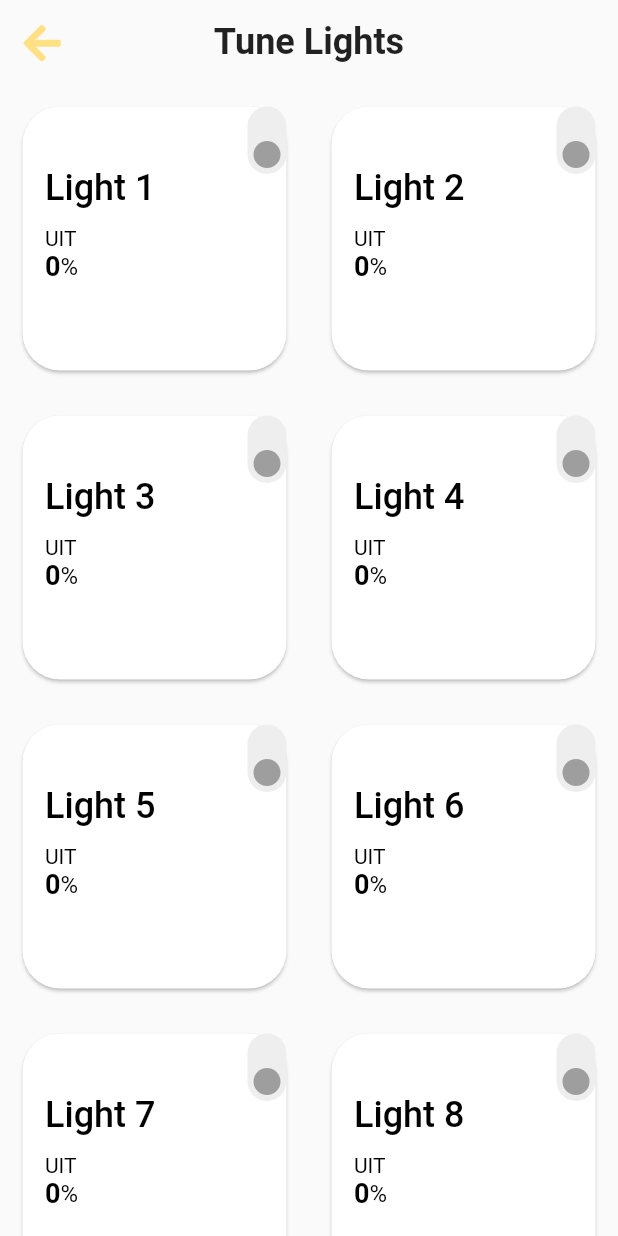
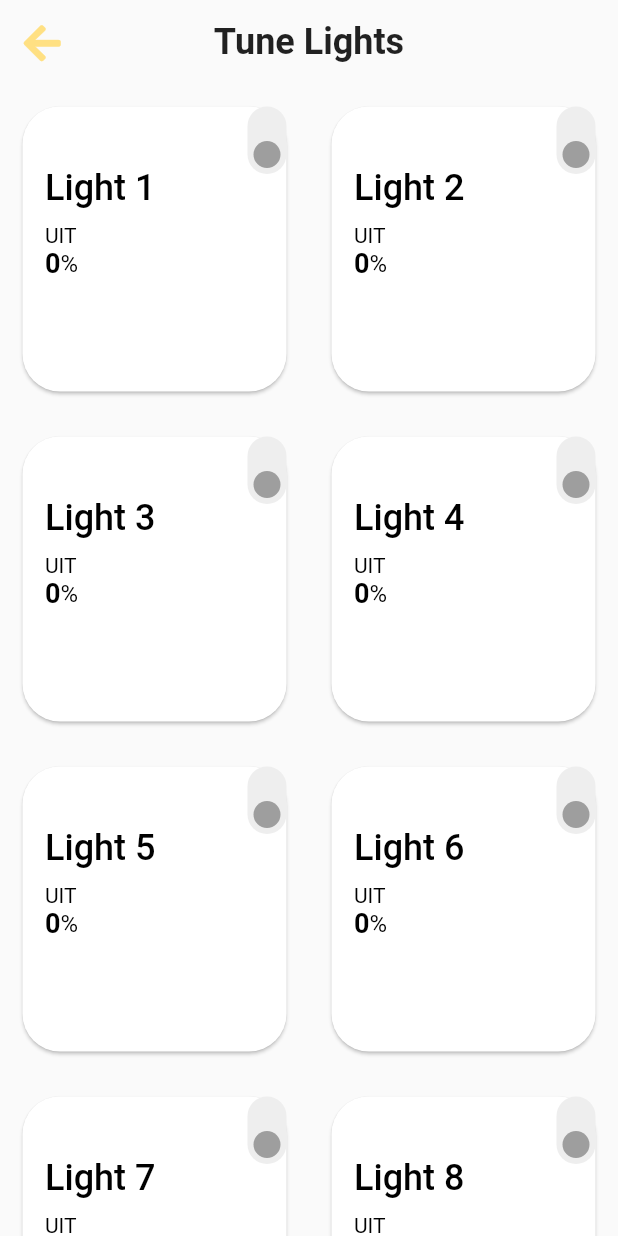
Before and after one commit to ruudvandenboomen/light_app, a Flutter app: the screen it shows after launch, after a tap on "Tune Lights", on a phone screen of 412 x 824 dp. Run offline on Flutter 3.47's test engine with Material 2 defaults, Android fonts, the phone set to English and light mode, and no system bars; our stand-ins replace font_awesome_flutter; missing offline and left inert: mqtt_client.

Commit message:
Add measured date to temperature and layout tweaks

```diff
--- a/lib/main.dart
+++ b/lib/main.dart
@@ -10,20 +10,6 @@ import 'package:light_app/util/secret_loader.dart';
 import 'mqtt/mqtt_wrapper.dart';
 import 'objects/temperature.dart';
 
-List<Light> _lamps = [
-  Light("Light 1"),
-  Light("Light 2"),
-  Light("Light 3"),
-  Light("Light 4"),
-  Light("Light 5"),
-  Light("Light 6"),
-  Light("Light 7"),
-  Light("Light 8"),
-];
-List<Room> lights = [
-  Room("Tuinhuis", _lamps),
-];
-
 void main() => runApp(MyApp());
 
 class MyApp extends StatefulWidget {
@@ -32,6 +18,20 @@ class MyApp extends StatefulWidget {
 }
 
 class MyAppState extends State<MyApp> {
+  static List<Light> _lamps = [
+    Light("Light 1"),
+    Light("Light 2"),
+    Light("Light 3"),
+    Light("Light 4"),
+    Light("Light 5"),
+    Light("Light 6"),
+    Light("Light 7"),
+    Light("Light 8"),
+  ];
+  List<Room> rooms = [
+    Room("Tuinhuis", _lamps),
+  ];
+
   MQTTClientWrapper mqttClientWrapper;
   Temperature currentTemp;
 
@@ -60,8 +60,10 @@ class MyAppState extends State<MyApp> {
     if (topic == MQTTClientWrapper.temperatureTopic) {
       this.currentTemp = Temperature.fromJson(jsonDecode(message));
       setState(() {});
+    } else if (topic == MQTTClientWrapper.lightTopic) {
+      rooms[0].fromJson(jsonDecode(message));
+      setState(() {});
     }
-    print(message);
   }
 
   whatToDoAfterConnect() {}
@@ -69,7 +71,7 @@ class MyAppState extends State<MyApp> {
   @override
   Widget build(BuildContext context) {
     MainControlPage mainControlPage =
-        MainControlPage(lights, mqttClientWrapper, currentTemp);
+        MainControlPage(rooms, mqttClientWrapper, currentTemp);
 
     return MaterialApp(
       theme: ThemeData(
--- a/lib/mqtt/mqtt_wrapper.dart
+++ b/lib/mqtt/mqtt_wrapper.dart
@@ -79,7 +79,7 @@ class MQTTClientWrapper {
       final String locationJson =
           MqttPublishPayload.bytesToStringAsString(recMess.payload.message);
       print("MQTTClientWrapper::GOT A  MESSAGE $locationJson");
-      onMessageReceived(locationJson, topicName);
+      onMessageReceived(locationJson, c[0].topic);
     });
   }
 
@@ -113,6 +113,6 @@ class MQTTClientWrapper {
       this._connectClient();
     }
     print('MQTTClientWrapper::Publishing message $message to topic');
-    client.publishMessage(topic, MqttQos.exactlyOnce, builder.payload);
+    client.publishMessage(topic, MqttQos.exactlyOnce, builder.payload, retain: true);
   }
 }
--- a/lib/objects/room.dart
+++ b/lib/objects/room.dart
@@ -34,8 +34,10 @@ class Room {
     List<double> brightnesses = List();
     for (var i = 0; i < lights.length; i++) {
       Light light = lights[i];
+      //TODO: change that 1 is of and 0 is on when lights won't work reversed anymore
       if (light.turnedOn)
-        brightnesses.add(1 - lights[i].brightness);
+        brightnesses
+            .add(double.parse((1.0 - lights[i].brightness).toStringAsFixed(2)));
       else
         brightnesses.add(1.0);
     }
@@ -43,4 +45,13 @@ class Room {
     return map;
   }
 
+  fromJson(Map<String, dynamic> json) {
+    List<dynamic> brightnesses = json[name];
+    for (var i = 0; i < lights.length; i++) {
+      double brightness = brightnesses[i].toDouble();
+      //TODO: change 1 to 0 when lights won't work reversed anymore
+      lights[i].brightness = 1.0 - brightness;
+      lights[i].turnedOn = brightness < 1;
+    }
+  }
 }
--- a/lib/objects/temperature.dart
+++ b/lib/objects/temperature.dart
@@ -2,11 +2,13 @@ class Temperature {
   double temperature;
   double humidity;
   double pressure;
+  DateTime measured;
 
   Temperature(this.temperature, this.humidity);
 
   Temperature.fromJson(Map<String, dynamic> json)
       : temperature = json['temperature'],
         humidity = json['humidity'],
-        pressure = json['pressure'];
+        pressure = json['pressure'],
+        measured = DateTime.parse(json['measured']);
 }
--- a/lib/pages/main_control_page.dart
+++ b/lib/pages/main_control_page.dart
@@ -3,6 +3,7 @@ import 'dart:convert';
 import 'package:flutter/cupertino.dart';
 import 'package:flutter/material.dart';
 import 'package:font_awesome_flutter/font_awesome_flutter.dart';
+import 'package:intl/intl.dart';
 import 'package:light_app/mqtt/mqtt_wrapper.dart';
 import 'package:light_app/objects/room.dart';
 import 'package:light_app/objects/temperature.dart';
@@ -15,6 +16,7 @@ class MainControlPage extends StatefulWidget {
   final List<Room> _rooms;
   final MQTTClientWrapper _mqttClientWrapper;
   final Temperature _currentTemp;
+  bool sliderChanged = false;
 
   MainControlPage(this._rooms, this._mqttClientWrapper, this._currentTemp);
 
@@ -23,13 +25,19 @@ class MainControlPage extends StatefulWidget {
 }
 
 class MainControlPageState extends State<MainControlPage> {
-  Room currentRoom;
-  double sliderValue = 0.0;
+  static Room currentRoom;
+  double sliderValue =
+      currentRoom != null ? currentRoom.getAverageBrightness() : 0.0;
+  Temperature currentTemp;
+  bool sliderChanged = false;
 
   @override
   void initState() {
     super.initState();
     currentRoom = widget._rooms[0];
+    sliderValue = currentRoom.getAverageBrightness();
+    print("sliderValue: $sliderValue");
+    setState(() {});
   }
 
   setBrightness(double brightness) {
@@ -37,13 +45,12 @@ class MainControlPageState extends State<MainControlPage> {
   }
 
   void changeCurrentRoom(Room room) {
-    this.currentRoom = room;
+    currentRoom = room;
     setState(() {});
   }
 
-  void changeSliderValue(double value) {
-    this.sliderValue = value;
-    setState(() {});
+  double getSliderValue() {
+    return sliderChanged ? sliderValue : currentRoom.getAverageBrightness();
   }
 
   @override
@@ -156,7 +163,7 @@ class MainControlPageState extends State<MainControlPage> {
                                       fontSize: 50,
                                       fontWeight: FontWeight.w900,
                                       color: currentRoom.lightOn()
-                                          ? Colors.amber[200]
+                                          ? Theme.of(context).accentColor
                                           : Colors.grey,
                                     )),
                               ],
@@ -164,21 +171,53 @@ class MainControlPageState extends State<MainControlPage> {
                         Flexible(
                           flex: 1,
                           child: Card(
-                                child: Row(
+                            child: Column(
+                              mainAxisAlignment: MainAxisAlignment.center,
+                              children: <Widget>[
+                                sliderValue.toStringAsFixed(2) !=
+                                            currentRoom
+                                                .getAverageBrightness()
+                                                .toStringAsFixed(2) &&
+                                        sliderChanged
+                                    ? Row(
+                                        mainAxisAlignment:
+                                            MainAxisAlignment.center,
+                                        children: <Widget>[
+                                          Text("Currently ",
+                                              style: TextStyle(fontSize: 14)),
+                                          Text(
+                                              (currentRoom.getAverageBrightness() *
+                                                      100)
+                                                  .toStringAsFixed(0),
+                                              style: TextStyle(
+                                                  fontSize: 20,
+                                                  fontWeight: FontWeight.bold)),
+                                          Text("%",
+                                              style: TextStyle(fontSize: 14))
+                                        ],
+                                      )
+                                    : Container(),
+                                Row(
                                   mainAxisAlignment: MainAxisAlignment.center,
                                   children: <Widget>[
                                     FaIcon(FontAwesomeIcons.solidSun,
-                                    color: Colors.amber[200]),
+                                        color: Theme.of(context).accentColor),
                                     Container(
                                       width: 5,
                                     ),
-                                Text((sliderValue * 100).toStringAsFixed(0),
+                                    Text(
+                                        (getSliderValue() * 100)
+                                            .toStringAsFixed(0),
                                         style: TextStyle(
                                             fontSize: 50,
                                             fontWeight: FontWeight.bold)),
                                     Text("%", style: TextStyle(fontSize: 24))
                                   ],
-                            )))
+                                ),
+                              ],
+                            ),
+                          ),
+                        ),
                       ],
                     ),
                   ),
@@ -200,14 +239,17 @@ class MainControlPageState extends State<MainControlPage> {
                           child: Slider(
                             divisions: 10,
                             inactiveColor: Colors.grey[100],
-                            activeColor: Colors.amber[100],
+                            activeColor: Theme.of(context).accentColor,
                             min: 0.0,
                             max: 1.0,
-                            onChangeEnd: (brightness) =>
-                                sliderValue = brightness,
-                            value: sliderValue,
+                            onChangeEnd: (brightness) {
+                              sliderValue = brightness;
+                              sliderChanged = true;
+                            },
+                            value: getSliderValue(),
                             onChanged: (brightness) {
                               sliderValue = brightness;
+                              sliderChanged = true;
                               setState(() {});
                             },
                           ),
@@ -216,7 +258,7 @@ class MainControlPageState extends State<MainControlPage> {
                           children: <Widget>[
                             Expanded(
                                 child: RaisedButton(
-                                    color: Colors.amber[200],
+                                    color: Theme.of(context).accentColor,
                                     padding: EdgeInsets.symmetric(vertical: 20),
                                     child: Text("TURN ON"),
                                     onPressed: () {
@@ -252,30 +294,34 @@ class MainControlPageState extends State<MainControlPage> {
                   child: GestureDetector(
                     onTap: () => Navigator.push(
                         context,
-                        MaterialPageRoute(
+                        CupertinoPageRoute(
                             builder: (context) => OverviewPage(
                                 currentRoom, widget._mqttClientWrapper))),
                     child: Card(
                         child: Row(
                       mainAxisAlignment: MainAxisAlignment.spaceBetween,
                       children: <Widget>[
-                        Padding(
-                          padding: EdgeInsets.all(15),
+                        Container(
+                          height: 58,
+                          padding: EdgeInsets.only(left: 20),
                           child: Row(
                             children: <Widget>[
                               FaIcon(FontAwesomeIcons.slidersH,
-                                  color: Colors.amber[200], size: 20),
-                              Container(width: 5),
+                                  color: Theme.of(context).accentColor,
+                                  size: 24),
+                              Container(width: 15),
                               Text("Tune Lights",
                                   style: TextStyle(fontSize: 20))
                             ],
                           ),
                         ),
-                        IconButton(
-                          color: Colors.grey,
-                          icon: Icon(Icons.navigate_next),
-                          onPressed: () {},
-                        )
+                        Padding(
+                            padding: EdgeInsets.only(right: 14),
+                            child: Icon(
+                              Icons.keyboard_arrow_right,
+                              color: Colors.black,
+                              size: 24,
+                            ))
                       ],
                     )),
                   ),
@@ -283,31 +329,47 @@ class MainControlPageState extends State<MainControlPage> {
                 Container(
                   height: 20,
                 ),
-                Container(
+                widget._currentTemp != null
+                    ? Container(
                         padding: EdgeInsets.symmetric(horizontal: 15),
                         child: Card(
+                          child: Theme(
+                            data: ThemeData(
+                                dividerColor: Colors.transparent,
+                                accentColor: Colors.black,
+                                unselectedWidgetColor: Colors.black),
                             child: ExpansionTile(
                                 title: Row(
                                   children: <Widget>[
                                     Icon(
                                       Icons.wb_sunny,
-                                  color: Colors.amber[200],
+                                      color: Theme.of(context).accentColor,
+                                      size: 32,
                                     ),
+                                    Container(width: 15),
                                     Text(
-                                    widget._currentTemp != null
-                                        ? "Temperature: ${widget._currentTemp.temperature.toStringAsFixed(0)}°C"
-                                        : "Temperature",
-                                    style: TextStyle(fontSize: 20))
+                                        "${widget._currentTemp.temperature.toStringAsFixed(0)}°C ",
+                                        style: TextStyle(fontSize: 32)),
+                                    Spacer(),
+                                    Text(DateFormat('kk:mm \ndd-MM')
+                                        .format(widget._currentTemp.measured))
                                   ],
                                 ),
                                 children: <Widget>[
                                   ListTile(
                                       title: Text(
-                                  widget._currentTemp != null
-                                      ? "Humidity: ${widget._currentTemp.humidity.toStringAsFixed(0)}°C"
-                                      : "Humidity",
+                                    "Humidity: ${widget._currentTemp.humidity.toStringAsFixed(0)}%",
+                                    style: TextStyle(fontSize: 18),
+                                  )),
+                                  ListTile(
+                                      title: Text(
+                                          "Pressure: ${widget._currentTemp.pressure.toStringAsFixed(0)} hPa",
                                           style: TextStyle(fontSize: 18)))
-                        ]))),
+                                ]),
+                          ),
+                        ),
+                      )
+                    : Container(),
                 Container(
                   height: 20,
                 )
@@ -319,6 +381,3 @@ class MainControlPageState extends State<MainControlPage> {
     );
   }
 }
-
-//onPressed: () {
-//Navigator.pushNamed(context, "/lights");
--- a/lib/pages/overview_page.dart
+++ b/lib/pages/overview_page.dart
@@ -30,6 +30,9 @@ class OverviewPageState extends State<OverviewPage> {
 
   @override
   Widget build(BuildContext context) {
+    var crossAxisCount =
+        MediaQuery.of(context).orientation == Orientation.portrait ? 2 : 3;
+    var widgetHeight = 220;
     return Scaffold(
         appBar: AppBar(
           centerTitle: true,
@@ -55,15 +58,12 @@ class OverviewPageState extends State<OverviewPage> {
                     shrinkWrap: true,
                     itemCount: widget._room.lights.length,
                     gridDelegate: SliverGridDelegateWithFixedCrossAxisCount(
-                        crossAxisCount: (MediaQuery.of(context).orientation ==
-                                Orientation.portrait)
-                            ? 2
-                            : 3),
+                      crossAxisCount: crossAxisCount,
+                      childAspectRatio:
+                          ((MediaQuery.of(context).size.width / crossAxisCount) /
+                              widgetHeight),
+                    ),
                     itemBuilder: (BuildContext context, int index) {
-                      int divideBy = MediaQuery.of(context).orientation ==
-                              Orientation.portrait
-                          ? 2
-                          : 3;
                       return Center(
                           child: LampWidget(
                               widget._room.lights[index], () => update()));
--- a/lib/ui/custom_switch.dart
+++ b/lib/ui/custom_switch.dart
@@ -61,7 +61,7 @@ class _CustomSwitchState extends State<CustomSwitch>
                   decoration: BoxDecoration(
                       shape: BoxShape.circle,
                       color:
-                          widget.value ? Colors.amber[200] : Colors.grey[500]),
+                          widget.value ? Theme.of(context).accentColor : Colors.grey[500]),
                 ),
               ),
             ),
--- a/lib/ui/lamp_widget.dart
+++ b/lib/ui/lamp_widget.dart
@@ -28,43 +28,30 @@ class LampWidgetState extends State<LampWidget> {
 
   @override
   Widget build(BuildContext context) {
-    return Card(
+    return Container(
+        height: 450,
+        child: Card(
             margin: EdgeInsets.all(15),
             shape: RoundedRectangleBorder(
               borderRadius: BorderRadius.circular(25.0),
             ),
             color: Colors.white,
-        child: Container(
             child: Stack(
               children: <Widget>[
                 Positioned(
                     left: 15,
                     top: 40,
-              child: Text(widget._lamp.name,
+                    child: Column(
+                      crossAxisAlignment: CrossAxisAlignment.start,
+                      children: <Widget>[
+                        Text(widget._lamp.name,
                             style: TextStyle(
                                 color: Colors.black,
                                 fontSize: 24.0,
                                 fontWeight: FontWeight.w500)),
+                        Container(
+                          height: 10,
                         ),
-            Positioned(
-                top: 0,
-                right: 0,
-                child: RotatedBox(
-                    quarterTurns: 3,
-                    child: CustomSwitch(
-                      value: widget._lamp.turnedOn,
-                      onChanged: (bool value) {
-                        widget._lamp.turnedOn = value;
-                        widget._sendMqttMessage();
-                        this.setState(() {});
-                      },
-                    ))),
-            Positioned(
-              left: 15,
-              top: 80,
-              child: Column(
-                crossAxisAlignment: CrossAxisAlignment.start,
-                children: <Widget>[
                         Text(widget._lamp.turnedOn ? "AAN" : "UIT",
                             style: TextStyle(
                               color: Colors.black,
@@ -87,8 +74,20 @@ class LampWidgetState extends State<LampWidget> {
                           ],
                         )
                       ],
-              ),
-            ),
+                    )),
+                Positioned(
+                    top: 0,
+                    right: 0,
+                    child: RotatedBox(
+                        quarterTurns: 3,
+                        child: CustomSwitch(
+                          value: widget._lamp.turnedOn,
+                          onChanged: (bool value) {
+                            widget._lamp.turnedOn = value;
+                            widget._sendMqttMessage();
+                            this.setState(() {});
+                          },
+                        ))),
                 Positioned.fill(
                     top: 90,
                     left: 0,
@@ -101,6 +100,8 @@ class LampWidgetState extends State<LampWidget> {
                       onChangeEnd: (brightness) {
                         if (widget._lamp.turnedOn) {
                           widget._sendMqttMessage();
+                        } else if (brightness > 0) {
+                          widget._lamp.turnedOn = true;
                         }
                       },
                       value: widget._lamp.brightness,
--- a/pubspec.yaml
+++ b/pubspec.yaml
@@ -26,6 +26,7 @@ dependencies:
   shared_preferences: ^0.5.2
   mqtt_client: ^6.2.1
   font_awesome_flutter: any
+  intl: 0.16.1
 
 dev_dependencies:
   flutter_test:
```
Also changed, not shown: pubspec.lock, 1 other file. Lines whose indentation alone changed are shown as unchanged.
